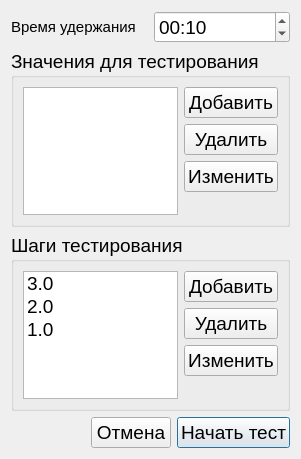
This is Src/Ui/TestSettings/OtherTestSettings.ui in Rekvim/MpiSki as Qt 5 draws it before an edit. The edited form follows.
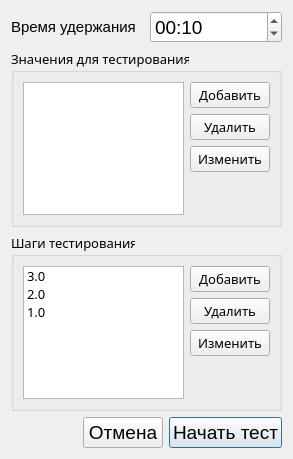
This is the edited form.

The edit to the form file:
```diff
--- a/Src/Ui/TestSettings/OtherTestSettings.ui
+++ b/Src/Ui/TestSettings/OtherTestSettings.ui
@@ -52,6 +52,12 @@
    </item>
    <item>
     <widget class="QGroupBox" name="groupBox_2">
+     <property name="font">
+      <font>
+       <family>HoloLens MDL2 Assets</family>
+       <pointsize>10</pointsize>
+      </font>
+     </property>
      <property name="title">
       <string>Значения для тестирования</string>
      </property>
@@ -109,6 +115,12 @@
    </item>
    <item>
     <widget class="QGroupBox" name="groupBox">
+     <property name="font">
+      <font>
+       <family>HoloLens MDL2 Assets</family>
+       <pointsize>10</pointsize>
+      </font>
+     </property>
      <property name="title">
       <string>Шаги тестирования</string>
      </property>
```
